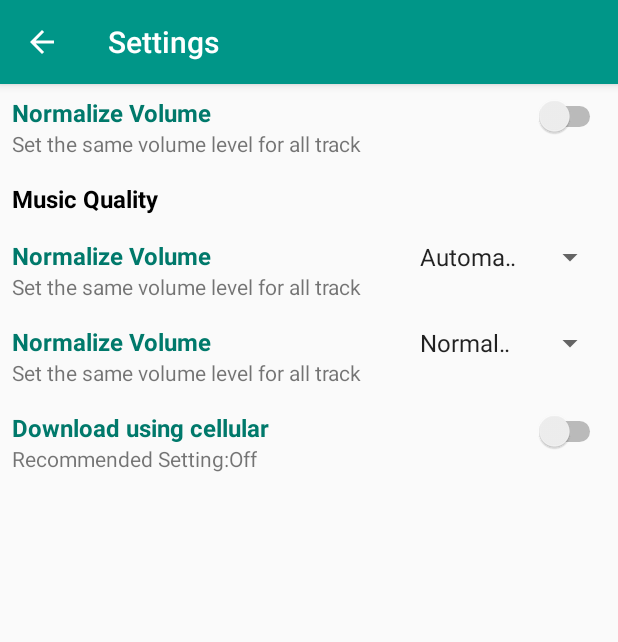
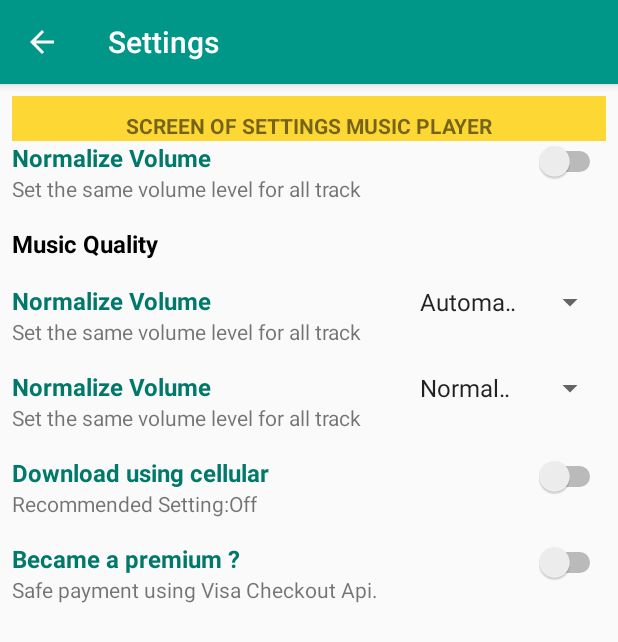
Before and after one commit to kanjih-ciandt/Udacitify, an Android app: the SettingsActivity screen opened directly, with no data from a screen before it, on a phone screen of 412 x 824 dp. Shown: the top 642 px of the screen. Run offline under Robolectric (Android 15) with nearby library versions, the phone set to English and light mode, and no system bars.

Commit message:
settings UI done

```diff
--- a/app/src/main/java/com/udacity/udacitify/SettingsActivity.java
+++ b/app/src/main/java/com/udacity/udacitify/SettingsActivity.java
@@ -5,6 +5,8 @@ import android.os.Bundle;
 
 public class SettingsActivity extends AppCompatActivity {
 
+
+
     @Override
     protected void onCreate(Bundle savedInstanceState) {
         super.onCreate(savedInstanceState);
--- a/app/src/main/res/layout/activity_settings.xml
+++ b/app/src/main/res/layout/activity_settings.xml
@@ -14,6 +14,15 @@
     <LinearLayout android:layout_height="match_parent"
         android:layout_width="match_parent"
         android:orientation="vertical">
+        <TextView
+            android:layout_width="match_parent"
+            android:layout_height="30dp"
+            android:background="#FDD835"
+            android:text="SCREEN OF SETTINGS MUSIC PLAYER"
+            android:textStyle="bold"
+            android:textAlignment="center"
+            android:paddingTop="10dp"
+            />
         <LinearLayout
             android:layout_width="match_parent"
             android:layout_height="wrap_content"
@@ -116,5 +125,27 @@
                 android:layout_height="wrap_content"
                 android:gravity="center" />
         </LinearLayout>
+        <LinearLayout
+            android:layout_width="match_parent"
+            android:layout_height="wrap_content"
+            android:orientation="horizontal"
+            android:layout_marginBottom="16dp">
+            <LinearLayout
+                android:layout_width="wrap_content"
+                android:layout_height="wrap_content"
+                android:orientation="vertical"
+                >
+                <TextView
+                    android:text="@string/settings_payment"
+                    style="@style/settings_option"/>
+                <TextView
+                    style="@style/settings_description"
+                    android:text="@string/settings_payment_description"/>
+            </LinearLayout>
+            <Switch
+                android:layout_width="match_parent"
+                android:layout_height="wrap_content"
+                android:gravity="center" />
+        </LinearLayout>
     </LinearLayout>
 </ScrollView>
--- a/app/src/main/res/values/strings.xml
+++ b/app/src/main/res/values/strings.xml
@@ -58,6 +58,10 @@
     <string name="settings_download">Download</string>
     <string name="settings_download_description">Higher quality uses more disk space.</string>
 
+    <string name="settings_payment">Became a premium  ?</string>
+    <string name="settings_payment_description">Safe payment using Visa Checkout Api.</string>
+
+
     <string-array name="streaming_quality_type">
         <item>@string/settings_quality_automatic</item>
         <item>@string/settings_quality_normal</item>
```
Also changed, not shown: app/src/main/java/com/udacity/udacitify/PlayActivity.java (+8 -0 lines), app/src/main/java/com/udacity/udacitify/payment/PaymentBusinessServices.java (added, +20 -0 lines), app/src/main/res/layout/activity_play.xml (+9 -0 lines), app/src/main/res/layout/activity_search.xml (+12 -2 lines), app/src/main/res/layout/activity_sign_up.xml (+14 -3 lines), app/src/main/res/layout/activity_start.xml (+9 -0 lines), app/src/main/res/layout/content_main.xml (+9 -0 lines).
